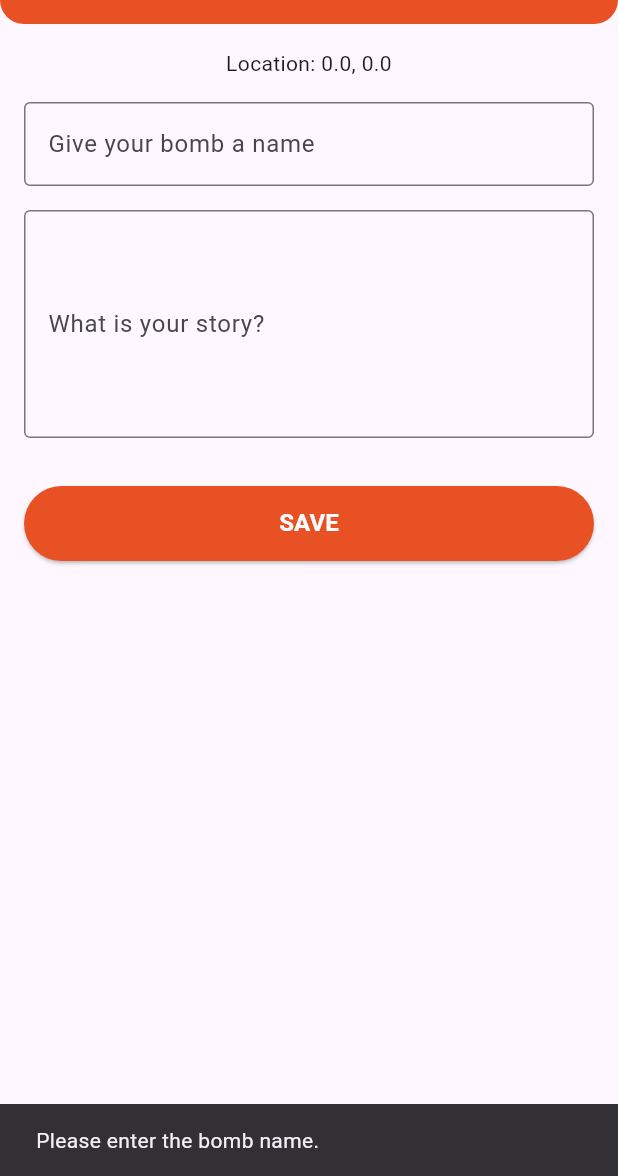
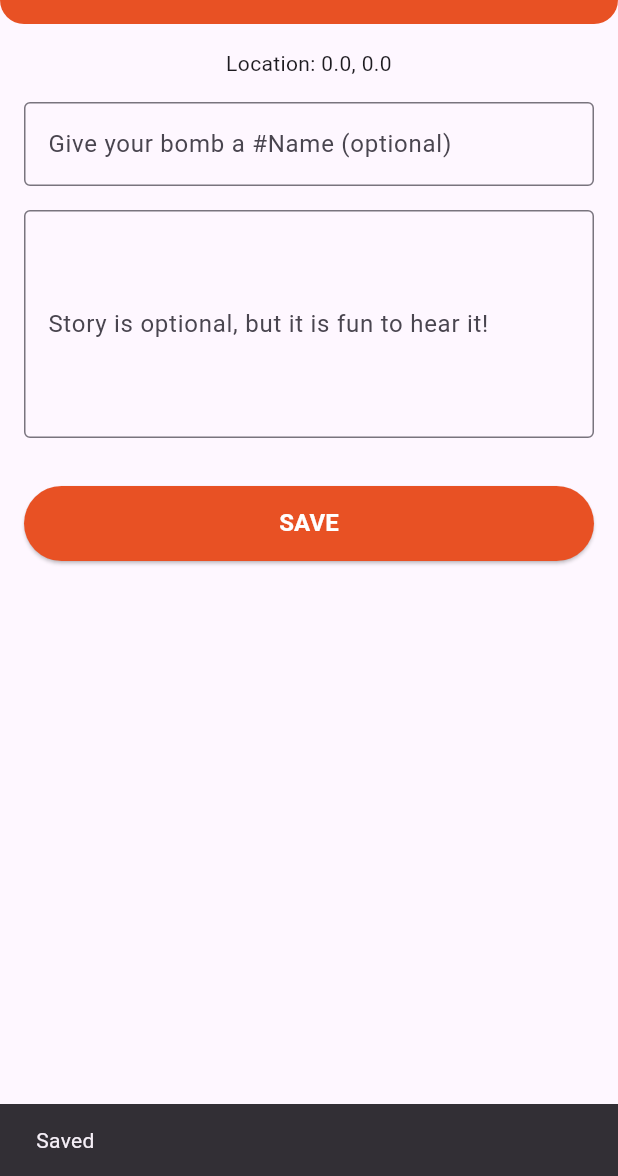
Before and after one commit to The-Grace-Bomb-Company/Grace-Bomb-App, a Flutter app: the NewBombPage screen opened directly with empty values, after a tap on "SAVE", on a phone screen of 412 x 824 dp, the part 60-1236 px from its top. Run offline on Flutter 3.47's test engine with Material 3 defaults, Android fonts, the phone set to English and light mode, and no system bars; our stand-ins replace flutter_map, flutter_svg, latlong2; missing offline and left inert: flutter_map_animations, global_configuration; Roboto replaces fonts that are missing (Montserrat).

Commit message:
Saving name and story is optional, but check name length and remove spaces

```diff
--- a/app/lib/map.dart
+++ b/app/lib/map.dart
@@ -334,12 +334,15 @@ class NewBombPage extends StatelessWidget {
     final TextEditingController descriptionController = TextEditingController();
 
     void saveBomb() {
-      final String title = nameController.text.trim();
+      String title = nameController.text.trim();
+      final words = title.split(' ').where((word) => word.isNotEmpty);
+      title =
+          words.map((word) => word[0].toUpperCase() + word.substring(1)).join();
       final String description = descriptionController.text.trim();
 
-      if (title.isEmpty) {
+      if (title.isNotEmpty && title.length > 30) {
         ScaffoldMessenger.of(context).showSnackBar(
-          const SnackBar(content: Text('Please enter the bomb name.')),
+          const SnackBar(content: Text('Please pick a shorter name')),
         );
         return;
       }
@@ -357,9 +360,8 @@ class NewBombPage extends StatelessWidget {
 
       // TODO after success
       // go to previous page and show bomb added - explosion and animation!
-
       ScaffoldMessenger.of(context).showSnackBar(
-        const SnackBar(content: Text('Bomb data saved!')),
+        const SnackBar(content: Text("Saved")),
       );
     }
 
@@ -386,8 +388,8 @@ class NewBombPage extends StatelessWidget {
             TextField(
               controller: nameController,
               decoration: const InputDecoration(
-                labelText: 'Give your bomb a name',
-                hintText: 'Enter a name',
+                labelText: 'Give your bomb a #Name (optional)',
+                hintText: 'No spaces and rather short (skip the #)',
                 border: OutlineInputBorder(),
               ),
             ),
@@ -395,8 +397,8 @@ class NewBombPage extends StatelessWidget {
             TextField(
               controller: descriptionController,
               decoration: const InputDecoration(
-                labelText: 'What is your story?',
-                hintText: 'Share your story',
+                labelText: 'Story is optional, but it is fun to hear it!',
+                hintText: 'Share your story here',
                 border: OutlineInputBorder(),
               ),
               maxLines: 5, // Multi-line input
```
